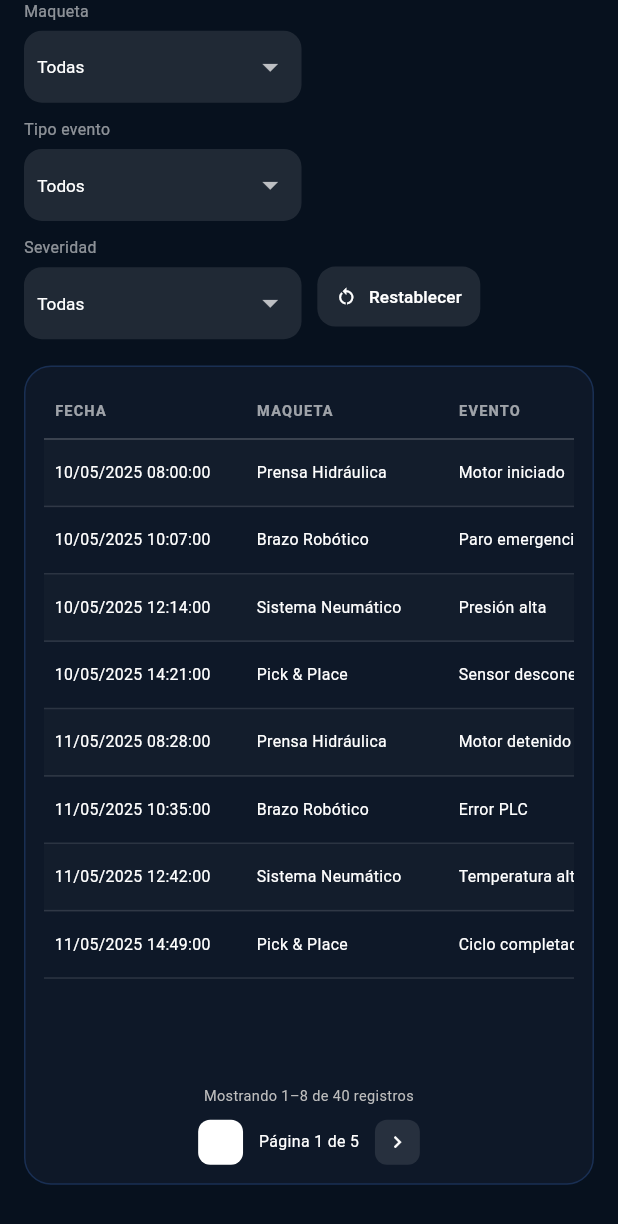
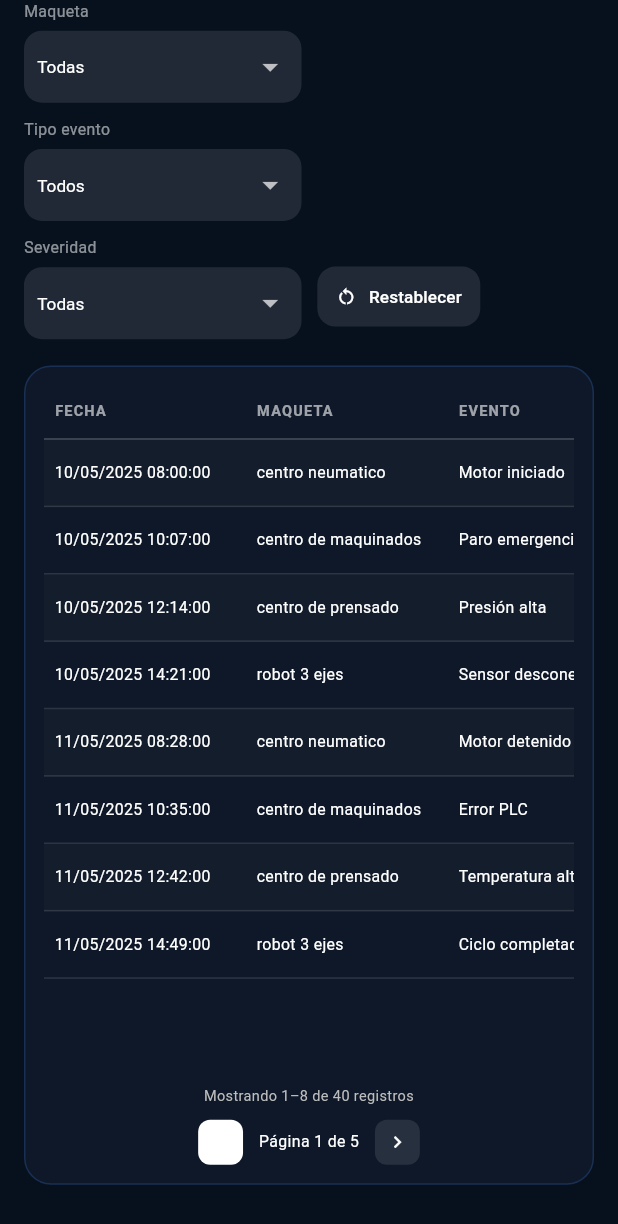
Before and after one commit to edgarbuitron/scada, a Flutter app: the LogsScreen screen opened directly, scrolled down 227 dp, on a phone screen of 412 x 824 dp. Shown: the top 1224 px of the screen. Run offline on Flutter 3.47's test engine with Material 3 defaults, Android fonts, the light colour scheme and no system bars; our stand-ins replace fl_chart.

Commit message:
cambios visuales en paneles

```diff
--- a/lib/conexiones_grid.dart
+++ b/lib/conexiones_grid.dart
@@ -28,11 +28,11 @@ class MaquetaData {
 }
 
 final _maquetas = [
-  const MaquetaData(nombre:'Neumática',           subtitulo:'Estación Neumática',    ip:'192.168.4.1', estado:ConStatus.conectado,    senal:-48, latencia:'12 ms', ultimaConexion:'10:31 AM', icon:Icons.settings_input_component_outlined),
-  const MaquetaData(nombre:'Banda Transportadora',subtitulo:'Sistema de Banda',      ip:'192.168.4.2', estado:ConStatus.conectado,    senal:-55, latencia:'18 ms', ultimaConexion:'10:30 AM', icon:Icons.linear_scale_outlined),
-  const MaquetaData(nombre:'Robot Cartesiano',    subtitulo:'Brazo Robótico',        ip:'192.168.4.3', estado:ConStatus.conectando,   senal:-62, latencia:'18 ms', ultimaConexion:'--',        icon:Icons.precision_manufacturing_outlined),
-  const MaquetaData(nombre:'Prensa Hidráulica',   subtitulo:'Sistema de Prensado',   ip:'192.168.4.4', estado:ConStatus.desconectado, senal:0,   latencia:'--',    ultimaConexion:'--',        icon:Icons.compress_outlined),
-  const MaquetaData(nombre:'Horno Industrial',    subtitulo:'Control de Temperatura',ip:'192.168.4.5', estado:ConStatus.desconectado, senal:0,   latencia:'--',    ultimaConexion:'--',        icon:Icons.whatshot_outlined),
+  const MaquetaData(nombre:'centro Neumático',           subtitulo:'Estación Neumática',    ip:'192.168.4.1', estado:ConStatus.conectado,    senal:-48, latencia:'12 ms', ultimaConexion:'10:31 AM', icon:Icons.settings_input_component_outlined),
+  const MaquetaData(nombre:'centro de maquinados',subtitulo:'Sistema de Banda',      ip:'192.168.4.2', estado:ConStatus.conectado,    senal:-55, latencia:'18 ms', ultimaConexion:'10:30 AM', icon:Icons.linear_scale_outlined),
+  const MaquetaData(nombre:'Robot 3 ejes',    subtitulo:'Brazo Robótico',        ip:'192.168.4.3', estado:ConStatus.conectando,   senal:-62, latencia:'18 ms', ultimaConexion:'--',        icon:Icons.precision_manufacturing_outlined),
+  const MaquetaData(nombre:'centro de prensado',   subtitulo:'Sistema de Prensado',   ip:'192.168.4.4', estado:ConStatus.desconectado, senal:0,   latencia:'--',    ultimaConexion:'--',        icon:Icons.compress_outlined),
+  //const MaquetaData(nombre:'Horno Industrial',    subtitulo:'Control de Temperatura',ip:'192.168.4.5', estado:ConStatus.desconectado, senal:0,   latencia:'--',    ultimaConexion:'--',        icon:Icons.whatshot_outlined),
 ];
 
 // ═════════════════════════════════════════════════════════════════════════════
@@ -81,7 +81,10 @@ class _ConexionesGridScreenState extends State<ConexionesGridScreen>
                 Text('Gestiona y conecta tus maquetas disponibles', style: TextStyle(fontSize: 12, color: kMuted2)),
               ]),
               const Spacer(),
-              ElevatedButton.icon(
+
+
+
+              /* ElevatedButton.icon(
                 style: ElevatedButton.styleFrom(backgroundColor: kBlue,
                     padding: const EdgeInsets.symmetric(horizontal: 16, vertical: 11),
                     shape: RoundedRectangleBorder(borderRadius: BorderRadius.circular(8))),
@@ -89,6 +92,9 @@ class _ConexionesGridScreenState extends State<ConexionesGridScreen>
                 label: const Text('Escanear red', style: TextStyle(fontSize: 13, fontWeight: FontWeight.w600)),
                 onPressed: () {},
               ),
+ */
+
+
             ]),
             const SizedBox(height: 16),
 
--- a/lib/conexiones_tablas.dart
+++ b/lib/conexiones_tablas.dart
@@ -51,10 +51,10 @@ class ConexionesScreen extends StatefulWidget {
 class _ConexionesScreenState extends State<ConexionesScreen> {
   // Lista de maquetas
   final List<Maqueta> _listaMaquetas = [
-    Maqueta(nombre:'Neumática', subtitulo:'Estación Neumática', ip:'192.168.4.1', ssid:'ESP32_NEUMATICA', estado:ConStatus.conectado, senal:-48, latencia:'12 ms', ultimaConexion:'10:31 AM'),
-    Maqueta(nombre:'Banda Transportadora',subtitulo:'Sistema de Banda', ip:'192.168.4.2', ssid:'ESP32_BANDA', estado:ConStatus.conectado, senal:-55, latencia:'18 ms', ultimaConexion:'10:30 AM'),
-    Maqueta(nombre:'Robot Cartesiano', subtitulo:'Brazo Robótico', ip:'192.168.4.3', ssid:'ESP32_ROBOT', estado:ConStatus.conectando, senal:-62, latencia:'--', ultimaConexion:'--'),
-    Maqueta(nombre:'Prensa Hidráulica', subtitulo:'Sistema de Prensado', ip:'192.168.4.4', ssid:'ESP32_PRENSA', estado:ConStatus.desconectado, senal: 0, latencia:'--', ultimaConexion:'--'),
+    Maqueta(nombre:'centro Neumático', subtitulo:'Estación Neumática', ip:'192.168.4.1', ssid:'ESP32_NEUMATICA', estado:ConStatus.conectado, senal:-48, latencia:'12 ms', ultimaConexion:'10:31 AM'),
+    Maqueta(nombre:'centro de maquinados',subtitulo:'Sistema de Banda', ip:'192.168.4.2', ssid:'ESP32_BANDA', estado:ConStatus.conectado, senal:-55, latencia:'18 ms', ultimaConexion:'10:30 AM'),
+    Maqueta(nombre:'Robot 3 ejes', subtitulo:'Brazo Robótico', ip:'192.168.4.3', ssid:'ESP32_ROBOT', estado:ConStatus.conectando, senal:-62, latencia:'--', ultimaConexion:'--'),
+    Maqueta(nombre:'centro de prensado', subtitulo:'Sistema de Prensado', ip:'192.168.4.4', ssid:'ESP32_PRENSA', estado:ConStatus.desconectado, senal: 0, latencia:'--', ultimaConexion:'--'),
     //Maqueta(nombre:'Horno Industrial', subtitulo:'Control de Temperatura',ip:'192.168.4.5', ssid:'ESP32_HORNO', estado:ConStatus.desconectado, senal: 0, latencia:'--', ultimaConexion:'--'),
   ];
 
@@ -99,7 +99,10 @@ class _ConexionesScreenState extends State<ConexionesScreen> {
       Text('Gestiona y conecta tus maquetas disponibles', style: TextStyle(fontSize: 13, color: kMuted2)),
     ]),
     const Spacer(),
-    ElevatedButton.icon(
+
+
+
+   /*  ElevatedButton.icon(
       style: ElevatedButton.styleFrom(backgroundColor: kBlue,
           padding: const EdgeInsets.symmetric(horizontal: 18, vertical: 12),
           shape: RoundedRectangleBorder(borderRadius: BorderRadius.circular(8))),
@@ -107,6 +110,13 @@ class _ConexionesScreenState extends State<ConexionesScreen> {
       label: const Text('Escanear red', style: TextStyle(fontSize: 14, fontWeight: FontWeight.w600)),
       onPressed: () {},
     ),
+ */
+
+
+
+
+
+
   ]);
 
   Widget _buildKpis(int total, int conect, int desc) => Row(children: [
@@ -183,7 +193,7 @@ class _MaquetaRowState extends State<_MaquetaRow> {
             const SizedBox(width: 10),
             Column(crossAxisAlignment: CrossAxisAlignment.start, children: [
               Text(m.nombre, style: const TextStyle(fontSize: 13, fontWeight: FontWeight.w600, color: kText)),
-              Text(m.subtitulo, style: const TextStyle(fontSize: 11, color: kMuted2)),
+              // Text(m.subtitulo, style: const TextStyle(fontSize: 11, color: kMuted2)),
             ]),
           ])),
           Expanded(flex: 3, child: Text(m.ip, style: const TextStyle(fontSize: 12, color: kMuted2))),
--- a/lib/diagnostico_conexiones.dart
+++ b/lib/diagnostico_conexiones.dart
@@ -16,7 +16,7 @@ const kMuted2 = Color(0xFF8B9CBD);
 // ─── Datos de la tabla ────────────────────────────────────────────────────────
 const _rendimiento = [
   {
-    'nombre': 'Neumática',
+    'nombre': 'centro Neumático',
     'env': 2540,
     'rec': 2480,
     'per': 60,
@@ -24,7 +24,7 @@ const _rendimiento = [
     'lat': '12 ms'
   },
   {
-    'nombre': 'Banda Transportadora',
+    'nombre': 'centro de maquinados',
     'env': 2320,
     'rec': 2270,
     'per': 50,
@@ -32,7 +32,7 @@ const _rendimiento = [
     'lat': '18 ms'
   },
   {
-    'nombre': 'Robot Cartesiano',
+    'nombre': 'Robot 3 ejes',
     'env': 2120,
     'rec': 1980,
     'per': 140,
@@ -40,19 +40,11 @@ const _rendimiento = [
     'lat': '--'
   },
   {
-    'nombre': 'Prensa Hidráulica',
+    'nombre': 'centro de prensado',
     'env': 1980,
     'rec': 1890,
     'per': 90,
     'pct': '4.55%',
-    'lat': '--'
-  },
-  {
-    'nombre': 'Horno Industrial',
-    'env': 1580,
-    'rec': 1528,
-    'per': 52,
-    'pct': '3.29%',
     'lat': '--'
   },
 ];
@@ -72,10 +64,10 @@ const _xLabels = [
 
 final _series = <String, List<double>>{
   'Neumática': [72, 78, 68, 75, 80, 70, 75, 82],
-  'Banda': [45, 50, 48, 52, 55, 47, 50, 53],
+  'maquinados': [45, 50, 48, 52, 55, 47, 50, 53],
   'Robot': [30, 35, 38, 32, 28, 34, 36, 30],
-  'Prensa': [20, 22, 25, 18, 24, 20, 22, 24],
-  'Horno': [55, 60, 58, 62, 65, 58, 60, 63],
+  'Prensado': [20, 22, 25, 18, 24, 20, 22, 24],
+
 };
 
 const _seriesColors = [
@@ -123,6 +115,10 @@ class DiagnosticoScreen extends StatelessWidget {
         ),
       );
 
+
+
+
+
   // ── Header ─────────────────────────────────────────────────────────────────
 Widget _buildHeader() => Row(children: [
       Column(crossAxisAlignment: CrossAxisAlignment.start, children: const [
@@ -134,18 +130,12 @@ class DiagnosticoScreen extends StatelessWidget {
             style: TextStyle(fontSize: 13, color: kMuted2)),
       ]),
       const Spacer(),
-        ElevatedButton.icon(
-          style: ElevatedButton.styleFrom(
-              backgroundColor: kBlue,
-              padding: const EdgeInsets.symmetric(horizontal: 18, vertical: 12),
-              shape: RoundedRectangleBorder(
-                  borderRadius: BorderRadius.circular(8))),
-          icon: const Icon(Icons.file_download_outlined, size: 16),
-          label: const Text('Exportar reporte',
-              style: TextStyle(fontSize: 14, fontWeight: FontWeight.w600)),
-          onPressed: () {},
-        ),
+      // Aquí estaba el botón que eliminaste
     ]);
+
+
+
+
 
   // ── KPI cards ──────────────────────────────────────────────────────────────
   Widget _buildKpis() => Row(children: [
--- a/lib/historialylogs.dart
+++ b/lib/historialylogs.dart
@@ -137,8 +137,8 @@ class _LogsScreenState extends State<LogsScreen> {
       "Temperatura alta",  "Ciclo completado",
     ];
     final maquetas = [
-      "Prensa Hidráulica", "Brazo Robótico",
-      "Sistema Neumático", "Pick & Place",
+      "centro neumatico", "centro de maquinados",
+      "centro de prensado", "robot 3 ejes",
     ];
     final usuarios = [
       "Juan Pérez", "María López", "Carlos Ruiz", "Ana López",
@@ -339,7 +339,7 @@ class _LogsScreenState extends State<LogsScreen> {
         _buildDateField(ctx, r, "Fecha final",   endDate,   false),
         // Maqueta
         _buildDropdown(r, "Maqueta", maqueta,
-          ["Todas","Prensa Hidráulica","Brazo Robótico","Sistema Neumático","Pick & Place"],
+          ["Todas","centro neumatico","centro de maquinados","centro de prensado","robot 3 ejes"],
           (v) => setState(() { maqueta = v!; currentPage = 1; }),
         ),
         // Tipo evento
--- a/lib/main_prensado.dart
+++ b/lib/main_prensado.dart
@@ -371,14 +371,14 @@ return Scaffold(
             const Column(
               crossAxisAlignment: CrossAxisAlignment.start,
               children: [
-                Text('CENTRO DE PRENSADO SCADA 4.0',
+                Text('CENTRO DE PRENSADO',
                     style: TextStyle(
                         color: _kOrange,
                         fontSize: 20,
                         fontWeight: FontWeight.bold,
                         letterSpacing: 1.4)),
-                Text('Art. No. TMPUM24-A · Punching Machine 24V',
-                    style: TextStyle(color: _kText, fontSize: 11)),
+                //Text('Art. No. TMPUM24-A · Punching Machine 24V',
+                    //style: TextStyle(color: _kText, fontSize: 11)),
               ],
             ),
             Text(_clock,
--- a/lib/main_robot_3_ejes.dart
+++ b/lib/main_robot_3_ejes.dart
@@ -35,7 +35,7 @@ class ScadaRobot3EjesScreen extends StatelessWidget {
   //@override
   //Widget build(BuildContext context) => MaterialApp(
         //debugShowCheckedModeBanner: false,
-        //title: 'Robot 3 Ejes SCADA 4.0',
+        //title: 'Robot 3 Ejes SCADA 4.',
         //theme: ThemeData.dark().copyWith(
           //scaffoldBackgroundColor: kBg,
           //colorScheme: const ColorScheme.dark(primary: kCyan),
@@ -403,12 +403,12 @@ class _ScadaDashboardState extends State<ScadaRobotDashboard>
           mainAxisAlignment: MainAxisAlignment.spaceBetween,
           children: [
             Column(crossAxisAlignment: CrossAxisAlignment.start, children: [
-              const Text('ROBOT 3 EJES SCADA 4.0',
+              const Text('ROBOT 3 EJES',
                   style: TextStyle(color: kMachine, fontSize: 18,
                       fontWeight: FontWeight.bold, letterSpacing: 1.4)),
-              Text('Art. No. TM3DR24-A  ·  3D Robot 24V  ·  Pick & Place',
-                  style: TextStyle(color: kText.withOpacity(0.5),
-                      fontSize: 10, letterSpacing: 1)),
+              //Text('Art. No. TM3DR24-A  ·  3D Robot 24V  ·  Pick & Place',
+                  //style: TextStyle(color: kText.withOpacity(0.5),
+                      //fontSize: 10, letterSpacing: 1)),
             ]),
             Text(_clock, style: const TextStyle(
                 color: kText, fontSize: 14, fontFamily: 'monospace')),
--- a/lib/scada_neumatico.dart
+++ b/lib/scada_neumatico.dart
@@ -271,7 +271,7 @@ Widget build(BuildContext context) {
         child: Row(
           mainAxisAlignment: MainAxisAlignment.spaceBetween,
           children: [
-            const Text('CENTRO NEUMÁTICO SCADA 4.0',
+            const Text('CENTRO NEUMÁTICO SCADA',
                 style: TextStyle(
                     color: kCyanN, fontSize: 20,
                     fontWeight: FontWeight.bold, letterSpacing: 1.4)),
```
Also changed, not shown: lib/analitycs.dart (+88 -53 lines), lib/main_maquinados.dart (+6 -6 lines), lib/nube.dart (+16 -3 lines), lib/reportes.dart (+8 -2 lines). Lines whose indentation alone changed are shown as unchanged.
